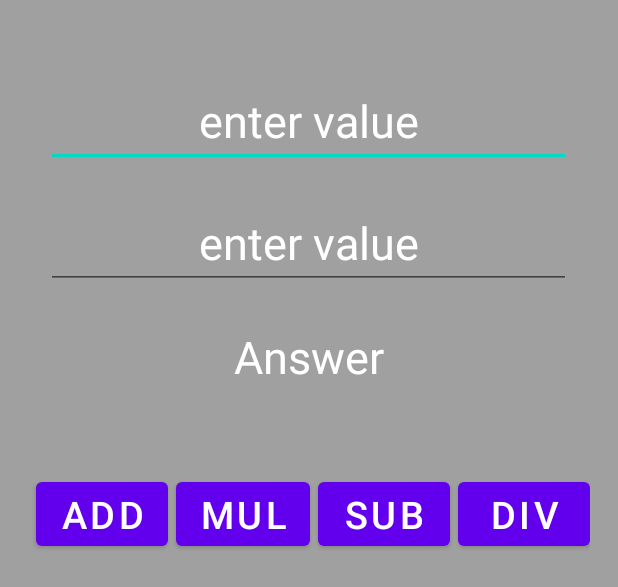
After one commit to parthjc/Android, an Android app: the layout activity_simple_calculation.xml on its own in the app's theme, with its tools: preview values and no code run, on a phone screen of 412 x 824 dp. The commit adds this screen. Shown: the top 587 px of the screen. Run offline under Robolectric (Android 15) with nearby library versions, the phone set to English and light mode, and no system bars.

Commit message:
Add files via upload

```diff
--- /dev/null
+++ b/MyApplication2/app/src/main/res/layout/activity_simple_calculation.xml
@@ -0,0 +1,111 @@
+<?xml version="1.0" encoding="utf-8"?>
+<LinearLayout
+    xmlns:android="http://schemas.android.com/apk/res/android"
+    xmlns:app="http://schemas.android.com/apk/res-auto"
+    xmlns:tools="http://schemas.android.com/tools"
+    android:layout_width="match_parent"
+    android:layout_height="match_parent"
+    android:background="#80454343"
+    android:orientation="vertical"
+    tools:context=".activity_simple_calculation">
+
+
+
+    <EditText
+        android:id="@+id/value1"
+        android:layout_width="350dp"
+        android:layout_height="wrap_content"
+        android:hint="enter value"
+        android:textColorHint="@color/white"
+        android:gravity="center"
+        android:layout_gravity="center"
+        android:textSize="30sp"
+        android:layout_marginTop="50dp"
+
+        />
+
+    <EditText
+        android:id="@+id/value2"
+        android:layout_width="350dp"
+        android:layout_height="wrap_content"
+        android:hint="enter value"
+        android:textColorHint="@color/white"
+        android:gravity="center"
+        android:layout_gravity="center"
+        android:textSize="30sp"
+        android:layout_marginTop="20dp"
+
+        />
+
+    <TextView
+        android:id="@+id/answer"
+        android:layout_width="300dp"
+        android:layout_height="50dp"
+        android:hint="Answer"
+        android:textColorHint="@color/white"
+        android:textSize="30sp"
+        android:gravity="center"
+        android:layout_gravity="center"
+        android:layout_marginTop="20dp"
+        />
+
+    <LinearLayout
+        android:layout_width="wrap_content"
+        android:layout_height="wrap_content"
+        android:orientation="horizontal"
+        android:layout_gravity="center_horizontal"
+        android:layout_marginTop="50dp">
+
+        <Button
+            android:id="@+id/button_add"
+            android:layout_width="wrap_content"
+            android:layout_height="match_parent"
+            android:layout_gravity="center"
+            android:gravity="center"
+            android:hint="ADD"
+            android:textColorHint="@color/white"
+            android:textSize="25sp"
+            android:layout_marginTop="2dp"
+            android:layout_marginLeft="5dp"/>
+
+        <Button
+            android:id="@+id/button_mul"
+            android:layout_width="wrap_content"
+            android:layout_height="match_parent"
+            android:layout_gravity="center"
+            android:gravity="center"
+            android:hint="MUL"
+            android:textColorHint="@color/white"
+            android:textSize="25sp"
+            android:layout_marginTop="2dp"
+            android:layout_marginLeft="5dp"/>
+        <Button
+            android:id="@+id/button_sub"
+            android:layout_width="wrap_content"
+            android:layout_height="match_parent"
+            android:layout_gravity="center"
+            android:gravity="center"
+            android:hint="SUB"
+            android:textColorHint="@color/white"
+            android:textSize="25sp"
+            android:layout_marginTop="2dp"
+            android:layout_marginLeft="5dp"/>
+        <Button
+            android:id="@+id/button_div"
+            android:layout_width="wrap_content"
+            android:layout_height="match_parent"
+            android:layout_gravity="center"
+            android:gravity="center"
+            android:hint="DIV"
+            android:textColorHint="@color/white"
+            android:textSize="25sp"
+            android:layout_marginTop="2dp"
+            android:layout_marginLeft="5dp"/>
+
+
+
+    </LinearLayout>
+
+
+
+</LinearLayout>
```
Also changed, not shown: MyApplication2/app/src/main/java/com/example/myapplication2/activity_simple_calculation.java (added, +123 -0 lines), MyApplication2/app/src/main/res/layout/activity_music_player.xml (+20 -10 lines), MyApplication2/app/src/main/res/layout/activity_mymusic_player.xml (+6 -9 lines).
